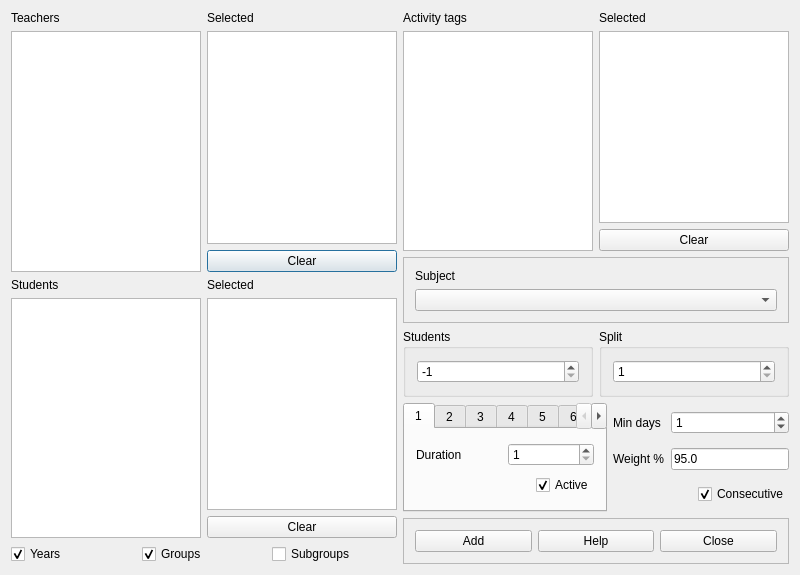
First picture: the form in fet/src/interface/addactivityform_template.ui, repository vonmecheln/fet, before the edit.
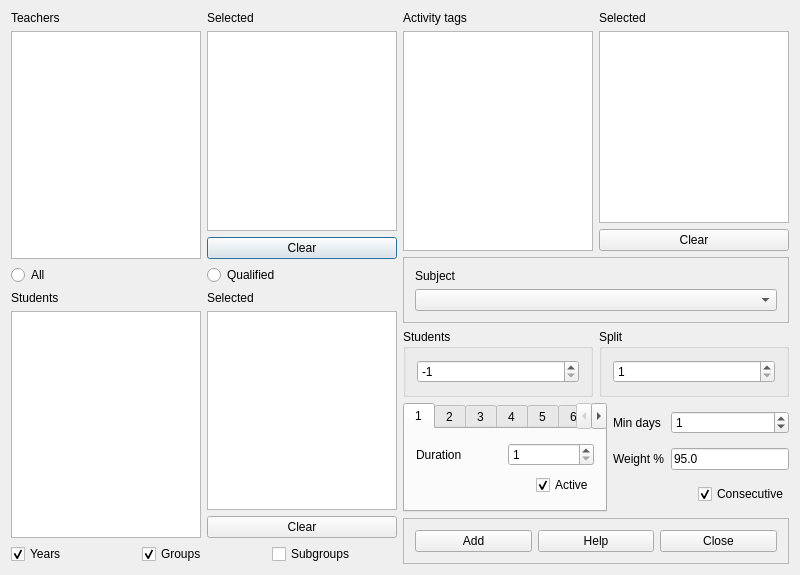
Second picture: the form after the edit.

The edit to the form file:
```diff
--- a/fet/src/interface/addactivityform_template.ui
+++ b/fet/src/interface/addactivityform_template.ui
@@ -61,6 +61,24 @@
        </item>
       </layout>
      </item>
+     <item>
+      <layout class="QHBoxLayout" name="horizontalLayout_79">
+       <item>
+        <widget class="QRadioButton" name="allTeachersRadioButton">
+         <property name="text">
+          <string comment="It refers to teachers. It will show all the teachers.">All</string>
+         </property>
+        </widget>
+       </item>
+       <item>
+        <widget class="QRadioButton" name="qualifiedTeachersRadioButton">
+         <property name="text">
+          <string comment="It refers to teachers. It will show only the teachers qualified for the selected subject.">Qualified</string>
+         </property>
+        </widget>
+       </item>
+      </layout>
+     </item>
      <item>
       <layout class="QHBoxLayout" name="horizontalLayout_9">
        <item>
```
Left out of the diff: 2 changed lines with no effect on the pictures.
